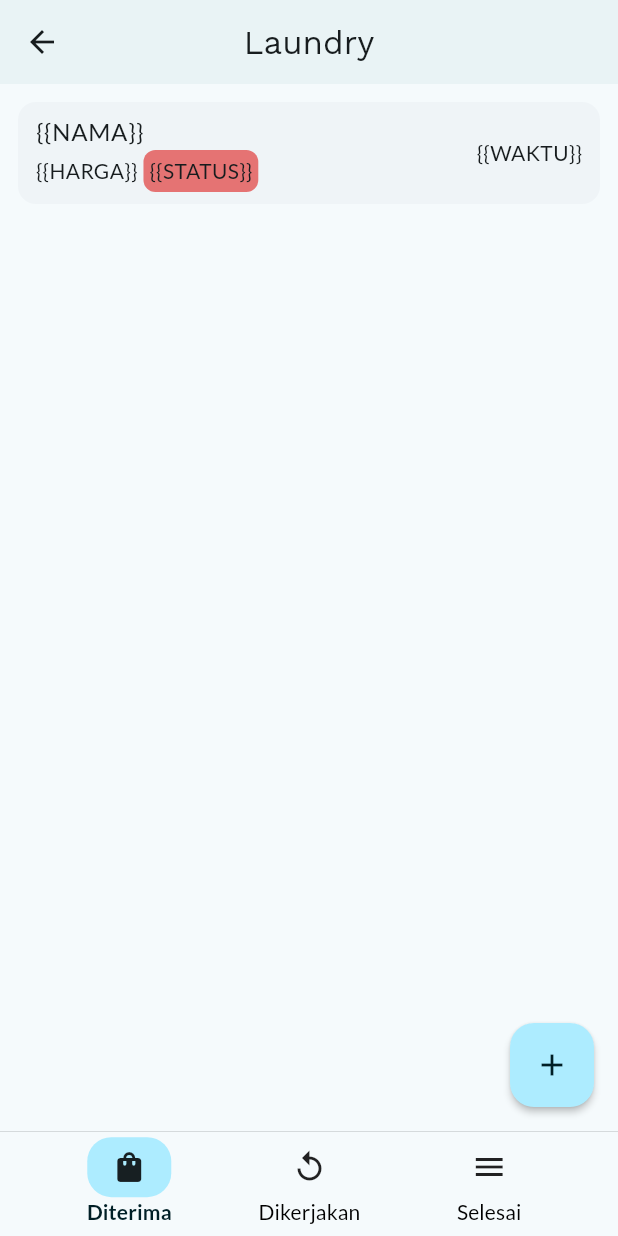
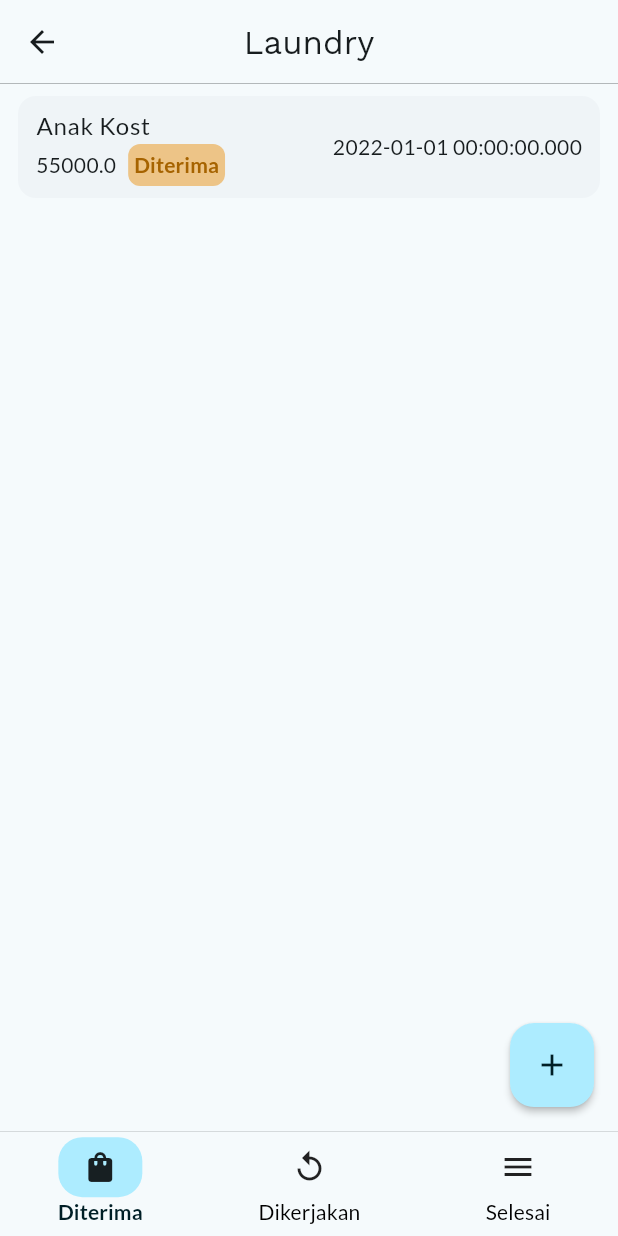
Before and after one commit to fauzidan/sigma_laundry, a Flutter app: the screen it shows after launch, on a phone screen of 412 x 824 dp. Run offline on Flutter 3.47's test engine with Material 3 defaults, Android fonts, the phone set to English and light mode, and no system bars; our stand-ins replace flutter_svg, google_fonts.

Commit message:
finishing ordertile

```diff
--- a/lib/config/enums/laundry_status.dart
+++ b/lib/config/enums/laundry_status.dart
@@ -1,9 +1,15 @@
-enum LaundryStatus{
-  received("Diterima"),
-  doing("Dikerjakan"),
-  completed("Selesai"),
-  retrieved("Sudah diambil");
+import 'package:flutter/material.dart';
+
+enum LaundryStatus {
+  received("Diterima", Colors.orange),
+  doing("Dikerjakan", Colors.yellow),
+  completed("Selesai", Colors.green),
+  retrieved("Sudah diambil", Colors.grey);
 
   final String name;
-  const LaundryStatus(this.name);
+  final Color color;
+  const LaundryStatus(
+    this.name,
+    this.color,
+  );
 }
--- /dev/null
+++ b/lib/config/extension/color_extension.dart
@@ -0,0 +1,27 @@
+import 'dart:ui';
+
+extension ColorExtensions on Color {
+  Color darken(int percent) {
+    assert(1 <= percent && percent <= 100);
+    var color = this;
+    var coefficient = 1 - percent / 100;
+    return Color.fromARGB(
+      color.alpha,
+      (color.red * coefficient).round(),
+      (color.green * coefficient).round(),
+      (color.blue * coefficient).round(),
+    );
+  }
+
+  Color lighten(int percent) {
+    assert(1 <= percent && percent <= 100);
+    var color = this;
+    var coefficient = percent / 100;
+    return Color.fromARGB(
+      color.alpha,
+      color.red + ((225 - color.red) * coefficient).round(),
+      color.green + ((225 - color.green) * coefficient).round(),
+      color.blue + ((225 - color.blue) * coefficient).round(),
+    );
+  }
+}
--- a/lib/core/presentation/common_widgets/custom_bottom_navbar.dart
+++ b/lib/core/presentation/common_widgets/custom_bottom_navbar.dart
@@ -29,7 +29,7 @@ class CustomBottomNavBar extends StatelessWidget {
       width: double.infinity,
       height: 70,
       child: Row(
-        mainAxisAlignment: MainAxisAlignment.spaceEvenly,
+        mainAxisAlignment: MainAxisAlignment.spaceAround,
         children: navbarItems
             .map(
               (e) => GestureDetector(
--- a/lib/core/presentation/common_widgets/main_app_bar.dart
+++ b/lib/core/presentation/common_widgets/main_app_bar.dart
@@ -1,4 +1,5 @@
 import 'package:flutter/material.dart';
+import 'package:sigma_laundry/config/extension/theme_extension.dart';
 
 class MainAppBar extends StatelessWidget implements PreferredSizeWidget {
   const MainAppBar({
@@ -23,7 +24,12 @@ class MainAppBar extends StatelessWidget implements PreferredSizeWidget {
               ),
             )
           : null,
-      elevation: 1,
+      shape: Border(
+        bottom: BorderSide(
+          color: context.colorScheme.onSurface,
+          width: 0.2,
+        ),
+      ),
     );
   }
 
--- a/lib/core/presentation/common_widgets/order_tile.dart
+++ b/lib/core/presentation/common_widgets/order_tile.dart
@@ -1,9 +1,16 @@
 import 'package:flutter/material.dart';
+import 'package:sigma_laundry/config/extension/color_extension.dart';
 import 'package:sigma_laundry/config/extension/theme_extension.dart';
+import 'package:sigma_laundry/core/domain/entity/order.dart';
 import 'package:sigma_laundry/core/presentation/misc/spaces.dart';
 
 class OrderTile extends StatelessWidget {
-  const OrderTile({super.key});
+  const OrderTile({
+    super.key,
+    required this.order,
+  });
+
+  final Order order;
 
   @override
   Widget build(BuildContext context) {
@@ -20,29 +27,35 @@ class OrderTile extends StatelessWidget {
               crossAxisAlignment: CrossAxisAlignment.start,
               children: [
                 Text(
-                  '{{NAMA}}',
+                  order.customerName,
                   style: context.textTheme.bodyLarge,
                 ),
                 Row(
                   children: [
-                    Text('{{HARGA}}'),
-                    horizontalSpace(4),
+                    Text(order.totalPrice.toString()),
+                    horizontalSpace(8),
                     Container(
                       padding: const EdgeInsets.all(4),
                       decoration: BoxDecoration(
-                        color: Colors.red.shade300,
+                        color: order.laundryStatus.color.lighten(60),
                         borderRadius: const BorderRadius.all(
                           Radius.circular(8),
                         ),
                       ),
-                      child: Text('{{STATUS}}'),
+                      child: Text(
+                        order.laundryStatus.name,
+                        style: context.textTheme.labelLarge!.copyWith(
+                          color: order.laundryStatus.color.darken(35),
+                          fontWeight: FontWeight.bold,
+                        ),
+                      ),
                     )
                   ],
                 ),
               ],
             ),
             const Spacer(),
-            Text('{{WAKTU}}')
+            Text(order.laundryReceivedDate.toString())
           ],
         ),
       ),
--- a/lib/core/presentation/pages/laundry_page/laundry_page.dart
+++ b/lib/core/presentation/pages/laundry_page/laundry_page.dart
@@ -1,10 +1,11 @@
 import 'package:flutter/material.dart';
+import 'package:sigma_laundry/config/enums/laundry_status.dart';
 import 'package:sigma_laundry/config/extension/theme_extension.dart';
+import 'package:sigma_laundry/core/domain/entity/order.dart';
 import 'package:sigma_laundry/core/presentation/common_widgets/custom_bottom_navbar.dart';
 import 'package:sigma_laundry/core/presentation/common_widgets/custom_bottom_navbar_item.dart';
 import 'package:sigma_laundry/core/presentation/common_widgets/main_app_bar.dart';
-import 'package:sigma_laundry/core/presentation/misc/spaces.dart';
-import 'package:sigma_laundry/core/presentation/pages/laundry_page/sub_pages/laundry_received_page/laundry_received_page.dart';
+import 'package:sigma_laundry/core/presentation/pages/laundry_page/widgets/order_list_view.dart';
 
 class LaundryPage extends StatefulWidget {
   const LaundryPage({super.key});
@@ -67,13 +68,58 @@ class _LaundryPageState extends State<LaundryPage> {
         ),
         children: [
           Center(
-            child: const LaundryReceivedPage(),
+            child: OrderListView(
+              orders: [
+                Order(
+                  orderId: '121212',
+                  customerName: 'Anak Kost',
+                  customerPhoneNumber: '081234567890',
+                  laundryReceivedDate: DateTime(2022),
+                  totalPrice: 55000,
+                  laundryStatus: LaundryStatus.received,
+                  laundries: [],
+                ),
+              ],
+            ),
           ),
           Center(
-            child: Text('Page2'),
+            child: OrderListView(
+              orders: [
+                Order(
+                  orderId: '2121212',
+                  customerName: 'Pengangguran',
+                  customerPhoneNumber: '098765432120',
+                  laundryReceivedDate: DateTime(2021),
+                  totalPrice: 5000,
+                  laundryStatus: LaundryStatus.doing,
+                  laundries: [],
+                ),
+                Order(
+                  orderId: '2121212',
+                  customerName: 'Pengangguran',
+                  customerPhoneNumber: '098765432120',
+                  laundryReceivedDate: DateTime(2021),
+                  totalPrice: 5000,
+                  laundryStatus: LaundryStatus.doing,
+                  laundries: [],
+                ),
+              ],
+            ),
           ),
           Center(
-            child: Text('Page3'),
+            child: OrderListView(
+              orders: [
+                Order(
+                  orderId: '555555',
+                  customerName: 'negalogia',
+                  customerPhoneNumber: '08921232123423',
+                  laundryReceivedDate: DateTime(2019),
+                  totalPrice: 34000,
+                  laundryStatus: LaundryStatus.completed,
+                  laundries: [],
+                ),
+              ],
+            ),
           ),
         ],
       ),
--- a/lib/core/presentation/pages/laundry_page/sub_pages/laundry_received_page/laundry_received_page.dart
+++ /dev/null
@@ -1,20 +0,0 @@
-import 'package:flutter/material.dart';
-import 'package:sigma_laundry/config/extension/theme_extension.dart';
-import 'package:sigma_laundry/core/presentation/common_widgets/order_tile.dart';
-import 'package:sigma_laundry/core/presentation/misc/spaces.dart';
-
-class LaundryReceivedPage extends StatelessWidget {
-  const LaundryReceivedPage({super.key});
-
-  @override
-  Widget build(BuildContext context) {
-    return ListView(
-      children: [
-        Padding(
-          padding: const EdgeInsets.all(8.0),
-          child: OrderTile(),
-        ),
-      ],
-    );
-  }
-}
--- /dev/null
+++ b/lib/core/presentation/pages/laundry_page/widgets/order_list_view.dart
@@ -0,0 +1,29 @@
+import 'package:flutter/material.dart';
+import 'package:sigma_laundry/core/domain/entity/order.dart';
+import 'package:sigma_laundry/core/presentation/common_widgets/order_tile.dart';
+
+class OrderListView extends StatelessWidget {
+  const OrderListView({
+    super.key,
+    required this.orders,
+  });
+
+  final List<Order> orders;
+
+  @override
+  Widget build(BuildContext context) {
+    return ListView(
+      children: orders.map(
+        (order) {
+          return Padding(
+            padding: const EdgeInsets.symmetric(
+              horizontal: 8,
+              vertical: 4,
+            ),
+            child: OrderTile(order: order),
+          );
+        },
+      ).toList(),
+    );
+  }
+}
```
